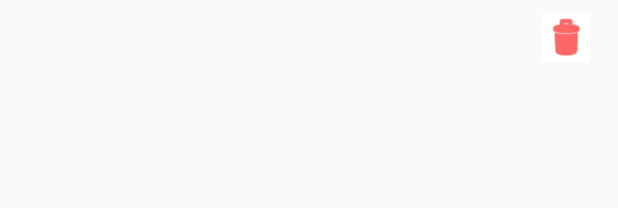
After one commit to SwathyD/FireAttendance, an Android app: the layout customview.xml on its own in the app's theme, with its tools: preview values and no code run, on a phone screen of 412 x 824 dp. The commit adds this screen. Shown: the top 208 px of the screen. Run offline under Robolectric (Android 15) with nearby library versions, the phone set to English and light mode, and no system bars.

Commit message:
UI modifications

```diff
--- /dev/null
+++ b/app/src/main/res/drawable/false_mark_foreground.xml
@@ -0,0 +1,15 @@
+<vector xmlns:android="http://schemas.android.com/apk/res/android"
+    android:width="108dp"
+    android:height="108dp"
+    android:viewportWidth="108"
+    android:viewportHeight="108"
+    android:tint="#FF0000">
+  <group android:scaleX="2.61"
+      android:scaleY="2.61"
+      android:translateX="22.68"
+      android:translateY="22.68">
+    <path
+        android:fillColor="@android:color/white"
+        android:pathData="M12,2C6.48,2 2,6.48 2,12s4.48,10 10,10 10,-4.48 10,-10S17.52,2 12,2zM13,17h-2v-2h2v2zM13,13h-2L11,7h2v6z"/>
+  </group>
+</vector>
--- /dev/null
+++ b/app/src/main/res/drawable/new_user_foreground.xml
@@ -0,0 +1,15 @@
+<vector xmlns:android="http://schemas.android.com/apk/res/android"
+    android:width="108dp"
+    android:height="108dp"
+    android:viewportWidth="108"
+    android:viewportHeight="108"
+    android:tint="#FFFFFF">
+  <group android:scaleX="2.61"
+      android:scaleY="2.61"
+      android:translateX="22.68"
+      android:translateY="22.68">
+    <path
+        android:fillColor="@android:color/white"
+        android:pathData="M15,12c2.21,0 4,-1.79 4,-4s-1.79,-4 -4,-4 -4,1.79 -4,4 1.79,4 4,4zM6,10L6,7L4,7v3L1,10v2h3v3h2v-3h3v-2L6,10zM15,14c-2.67,0 -8,1.34 -8,4v2h16v-2c0,-2.66 -5.33,-4 -8,-4z"/>
+  </group>
+</vector>
--- a/app/src/main/res/layout/activity_attendance.xml
+++ b/app/src/main/res/layout/activity_attendance.xml
@@ -36,6 +36,7 @@
         android:id="@+id/floatingActionButton"
         android:layout_width="wrap_content"
         android:layout_height="wrap_content"
+        android:layout_marginTop="24dp"
         android:layout_marginEnd="26dp"
         android:layout_marginRight="26dp"
         android:clickable="true"
@@ -46,6 +47,7 @@
         app:layout_constraintBottom_toTopOf="@+id/relativeLayout"
         app:layout_constraintEnd_toEndOf="parent"
         app:layout_constraintTop_toBottomOf="@+id/include"
+        app:layout_constraintVertical_bias="0.7"
         app:srcCompat="@drawable/user_foreground" />
 
     <include
@@ -74,6 +76,7 @@
         app:layout_constraintStart_toStartOf="parent" />
 
     <ScrollView
+        android:id="@+id/scrollView"
         android:layout_width="0dp"
         android:layout_height="0dp"
         android:layout_marginTop="100dp"
@@ -84,7 +87,7 @@
         app:layout_constraintTop_toBottomOf="@+id/include">
 
         <LinearLayout
-            android:id="@+id/customList"
+            android:id="@+id/list"
             android:layout_width="match_parent"
             android:layout_height="wrap_content"
             android:orientation="vertical" />
--- /dev/null
+++ b/app/src/main/res/layout/customview.xml
@@ -0,0 +1,76 @@
+<?xml version="1.0" encoding="utf-8"?>
+<androidx.constraintlayout.widget.ConstraintLayout xmlns:android="http://schemas.android.com/apk/res/android"
+    xmlns:app="http://schemas.android.com/apk/res-auto"
+    xmlns:tools="http://schemas.android.com/tools"
+    android:layout_width="match_parent"
+    android:layout_height="50dp"
+    android:background="?attr/selectableItemBackground"
+    android:clickable="true"
+    android:focusable="true">
+
+    <ImageView
+        android:id="@+id/delete"
+        android:layout_width="wrap_content"
+        android:layout_height="wrap_content"
+        android:background="#FFFFFF"
+        android:src="@android:drawable/ic_menu_delete"
+        android:tint="#FF0000"
+        app:layout_constraintBottom_toBottomOf="parent"
+        app:layout_constraintEnd_toEndOf="parent"
+        app:layout_constraintHorizontal_bias="0.95"
+        app:layout_constraintStart_toStartOf="parent"
+        app:layout_constraintTop_toTopOf="parent"
+        app:tintMode="src_in" />
+
+    <ImageView
+        android:id="@+id/latest"
+        android:layout_width="40dp"
+        android:layout_height="40dp"
+        android:src="@drawable/new_user_foreground"
+        android:tint="#00C853"
+        android:visibility="invisible"
+        app:layout_constraintBottom_toBottomOf="@+id/label"
+        app:layout_constraintEnd_toStartOf="@+id/delete"
+        app:layout_constraintHorizontal_bias="0.0"
+        app:layout_constraintStart_toEndOf="@+id/label"
+        app:layout_constraintTop_toTopOf="@+id/label" />
+
+    <ImageView
+        android:id="@+id/false_mark"
+        android:layout_width="40dp"
+        android:layout_height="40dp"
+        android:src="@drawable/false_mark_foreground"
+        android:visibility="invisible"
+        app:layout_constraintBottom_toBottomOf="@+id/label"
+        app:layout_constraintEnd_toStartOf="@+id/delete"
+        app:layout_constraintHorizontal_bias="0.0"
+        app:layout_constraintStart_toEndOf="@+id/label"
+        app:layout_constraintTop_toTopOf="@+id/label" />
+
+    <ImageView
+        android:id="@+id/potential_false_mark"
+        android:layout_width="40dp"
+        android:layout_height="25dp"
+        android:src="@android:drawable/stat_sys_warning"
+        android:tint="#FFD600"
+        android:visibility="invisible"
+        app:layout_constraintBottom_toBottomOf="@+id/label"
+        app:layout_constraintEnd_toStartOf="@+id/delete"
+        app:layout_constraintHorizontal_bias="0.0"
+        app:layout_constraintStart_toEndOf="@+id/label"
+        app:layout_constraintTop_toTopOf="@+id/label" />
+
+    <TextView
+        android:id="@+id/label"
+        android:layout_width="wrap_content"
+        android:layout_height="wrap_content"
+        android:background="#00FFFFFF"
+        android:textColor="#000000"
+        android:textSize="18sp"
+        app:layout_constraintBottom_toBottomOf="@+id/delete"
+        app:layout_constraintEnd_toEndOf="parent"
+        app:layout_constraintHorizontal_bias="0.05"
+        app:layout_constraintStart_toStartOf="parent"
+        app:layout_constraintTop_toTopOf="@+id/delete" />
+
+</androidx.constraintlayout.widget.ConstraintLayout>
--- /dev/null
+++ b/app/src/main/res/values/false_mark_background.xml
@@ -0,0 +1,4 @@
+<?xml version="1.0" encoding="utf-8"?>
+<resources>
+    <color name="false_mark_background">#3DDC84</color>
+</resources>
--- /dev/null
+++ b/app/src/main/res/values/new_user_background.xml
@@ -0,0 +1,4 @@
+<?xml version="1.0" encoding="utf-8"?>
+<resources>
+    <color name="new_user_background">#3DDC84</color>
+</resources>
```
Also changed, not shown: app/src/main/java/com/example/fireadmission/CustomView.java (added, +56 -0 lines), app/src/main/java/com/example/fireadmission/TeacherActivity.java (+57 -39 lines), app/src/main/res/anim/tween.xml (added, +8 -0 lines), app/src/main/user-playstore.png (deleted).
